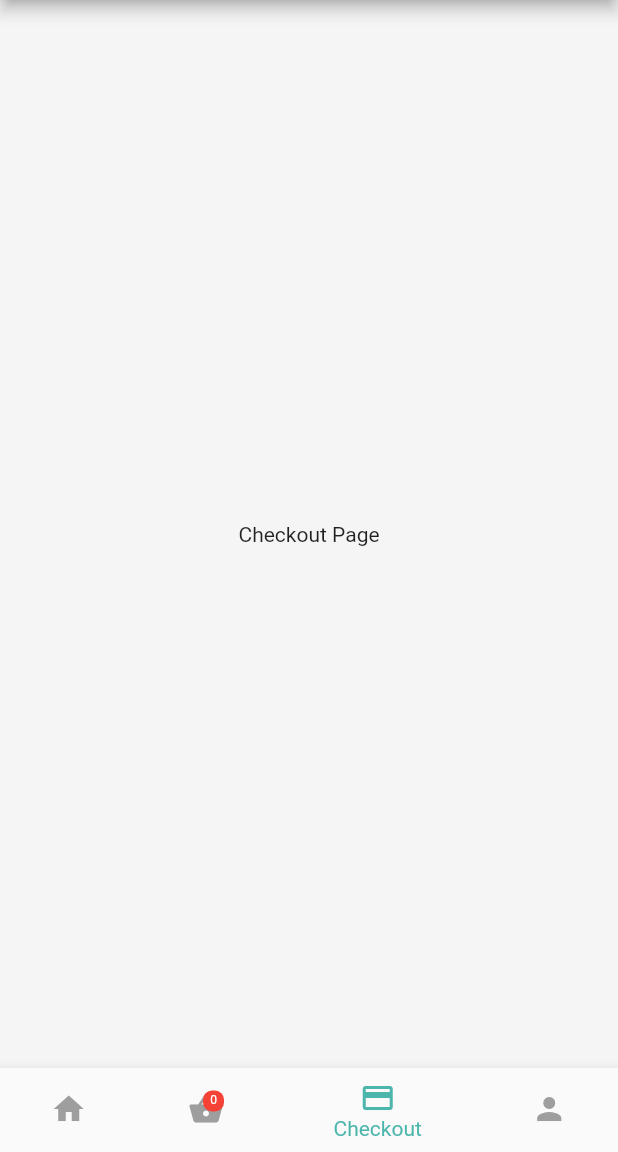
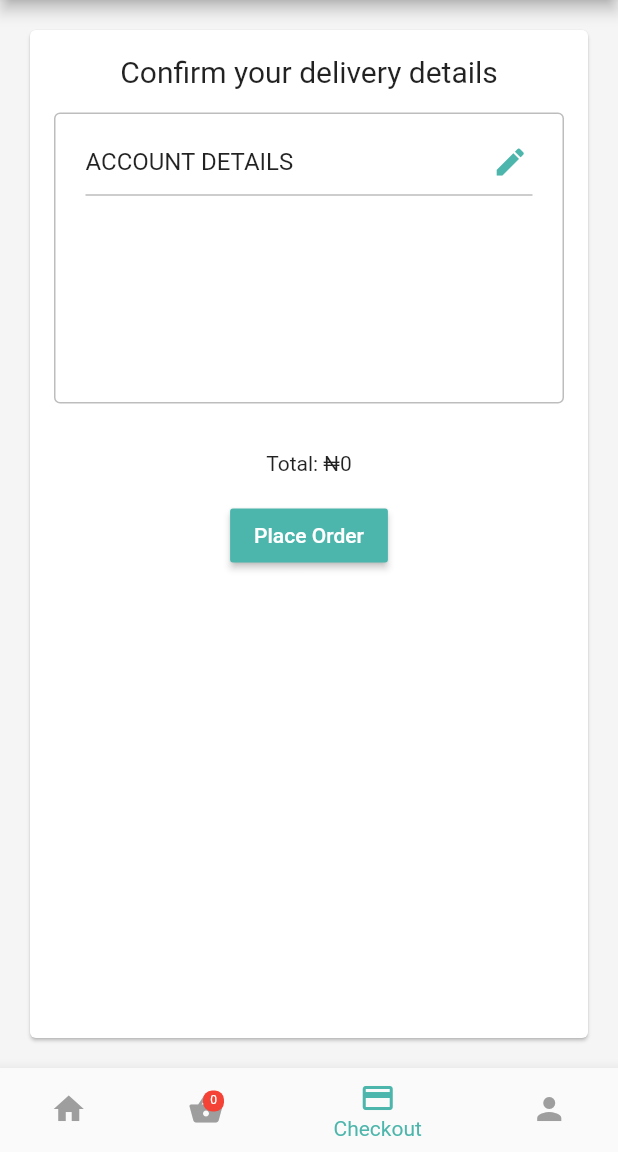
Before and after one commit to kayzkenny/toksmeals, a Flutter app: the screen it shows once a user with an empty profile is signed in, item 3 of the bottom bar chosen, on a phone screen of 412 x 824 dp, the part 84-1236 px from its top. Run offline on Flutter 3.47's test engine with Material 2 defaults, Android fonts, the phone set to English and light mode, and no system bars; our stand-ins replace cloud_firestore, firebase_auth, flutter_spinkit; accounts and stored records are empty.

Commit message:
checkout complete

```diff
--- a/lib/main.dart
+++ b/lib/main.dart
@@ -3,25 +3,14 @@ import 'package:provider/provider.dart';
 import 'package:toksmeals/models/cart.dart';
 import 'package:toksmeals/models/user.dart';
 import 'package:toksmeals/screens/account/account_form.dart';
+import 'package:toksmeals/screens/checkout/receipt_page.dart';
+import 'package:toksmeals/screens/home/home.dart';
 import 'package:toksmeals/screens/wrapper.dart';
 import 'package:toksmeals/services/auth.dart';
 
 void main() => runApp(MyApp());
 
 class MyApp extends StatelessWidget {
-  // This widget is the root of your application.
-  // @override
-  // Widget build(BuildContext context) {
-  //   return StreamProvider<User>.value(
-  //     value: AuthService().user,
-  //     child: MaterialApp(
-  //       home: Wrapper(),
-  //       routes: {
-  //         '/accountForm': (context) => AccountForm(),
-  //       },
-  //     ),
-  //   );
-  // }
   @override
   Widget build(BuildContext context) {
     return MultiProvider(
@@ -33,6 +22,8 @@ class MyApp extends StatelessWidget {
         home: Wrapper(),
         routes: {
           '/accountForm': (context) => AccountForm(),
+          '/home': (context) => Home(),
+          '/receipt': (context) => ReceiptPage(),
         },
       ),
     );
--- a/lib/screens/checkout/checkout_page.dart
+++ b/lib/screens/checkout/checkout_page.dart
@@ -1,11 +1,65 @@
 import 'package:flutter/material.dart';
+import 'package:provider/provider.dart';
+import 'package:toksmeals/models/cart.dart';
+import 'package:toksmeals/models/user.dart';
+import 'package:toksmeals/screens/account/user_data_card.dart';
+import 'package:toksmeals/services/database.dart';
+import 'package:toksmeals/shared/loading.dart';
 
 class CheckoutPage extends StatelessWidget {
   @override
   Widget build(BuildContext context) {
-    return Center(
-      //TODO: checkout page
-      child: Text('Checkout Page'),
-    );
+    final user = Provider.of<User>(context);
+    return StreamBuilder<UserData>(
+        stream: DatabaseService(uid: user.uid).userData,
+        builder: (context, snapshot) {
+          if (snapshot.hasData) {
+            UserData userData = snapshot.data;
+            return Container(
+              padding: EdgeInsets.all(16.0),
+              child: Card(
+                child: Column(
+                  children: <Widget>[
+                    Center(
+                      child: Padding(
+                        padding: EdgeInsets.only(top: 16.0),
+                        child: Text(
+                          'Confirm your delivery details',
+                          style: TextStyle(fontSize: 20.0),
+                        ),
+                      ),
+                    ),
+                    GestureDetector(
+                      child: SingleChildScrollView(
+                          child: UserDataCard(userData: userData)),
+                      onTap: () => Navigator.pushNamed(context, '/accountForm'),
+                    ),
+                    Padding(
+                      padding: const EdgeInsets.all(16.0),
+                      child: Consumer<Cart>(builder: (context, cart, child) {
+                        return Text('Total: \u{20A6}${cart.total}');
+                      }),
+                    ),
+                    RaisedButton(
+                      child: Text('Place Order'),
+                      textColor: Colors.white,
+                      // TODO: Add Orders Page
+                      onPressed: () async {
+                        final cart = Provider.of<Cart>(context, listen: false);
+                        await DatabaseService(uid: user.uid)
+                            .placeOrder(cart: cart.cart, total: cart.total);
+                        Navigator.pushNamed(context, '/receipt');
+                      },
+                      padding: EdgeInsets.fromLTRB(16.0, 8.0, 16.0, 8.0),
+                      color: Colors.teal[300],
+                    ),
+                  ],
+                ),
+              ),
+            );
+          } else {
+            return Loading();
+          }
+        });
   }
 }
```
Also changed, not shown: lib/models/menu_item.dart (+10 -0 lines), lib/screens/checkout/receipt_page.dart (added, +30 -0 lines), lib/services/database.dart (+13 -0 lines).
